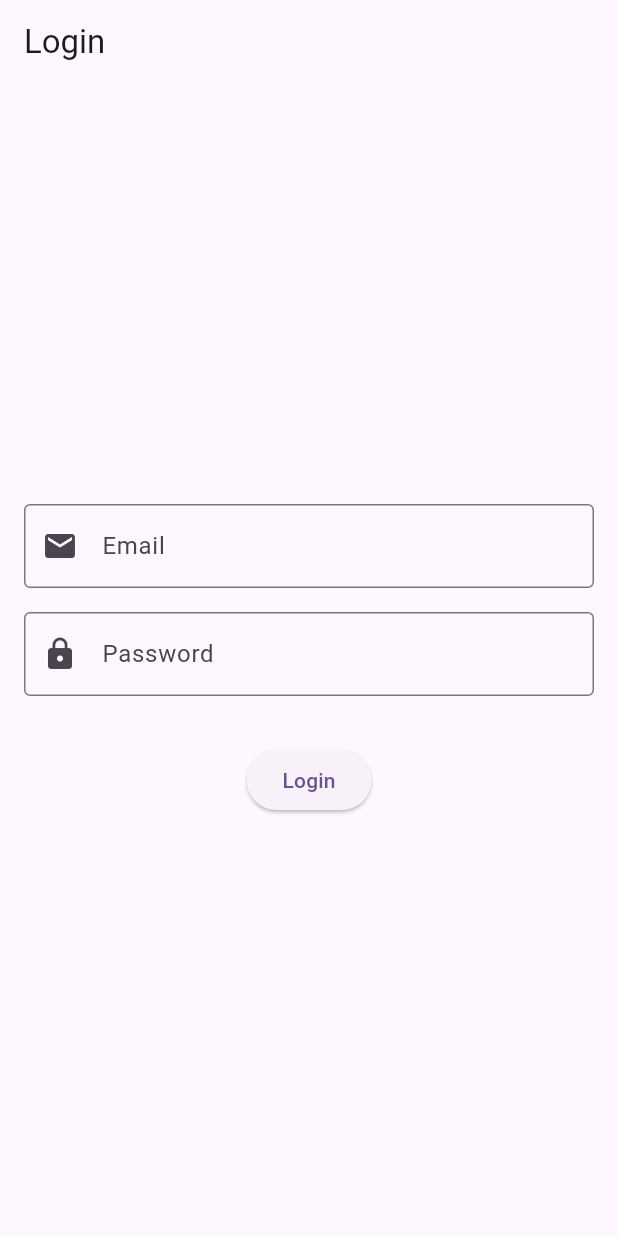
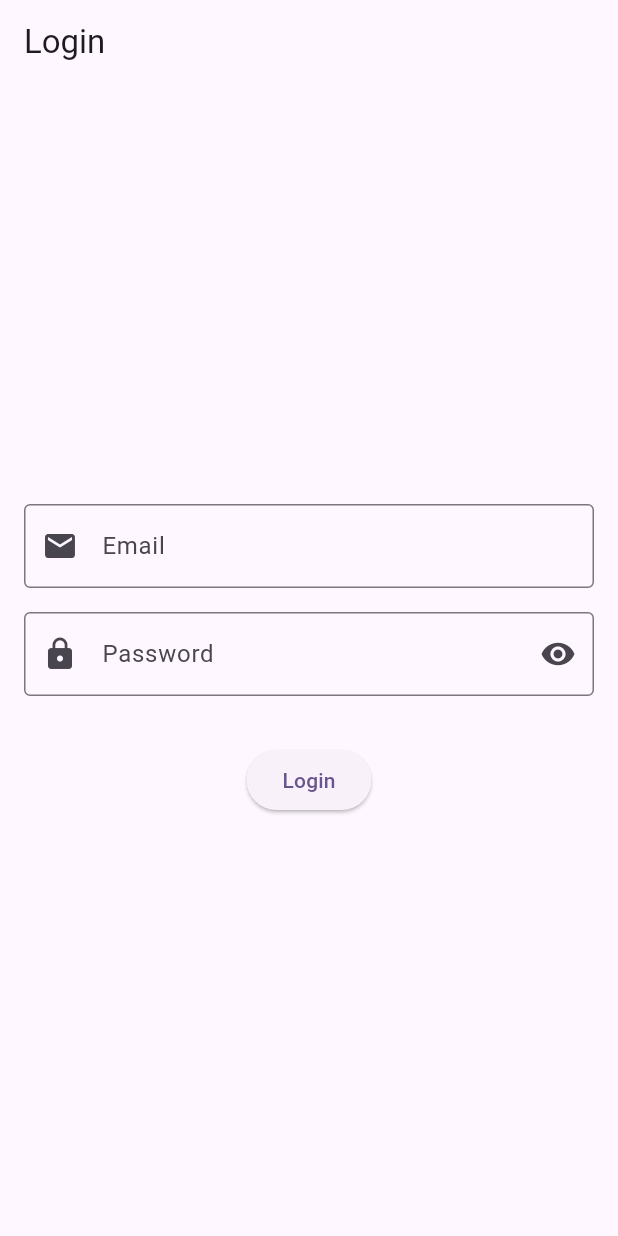
Before and after one commit to KhaledHossameldin/04academy-task-flutter, a Flutter app: the screen it shows after launch, on a phone screen of 412 x 824 dp. Run offline on Flutter 3.47's test engine with Material 2 defaults, Android fonts, the phone set to English and light mode, and no system bars.

Commit message:
added password textfield visibility

```diff
--- a/lib/presentation/screens/login.dart
+++ b/lib/presentation/screens/login.dart
@@ -19,10 +19,13 @@ class _LoginScreenState extends State<LoginScreen> {
   final _emailController = TextEditingController();
   final _passwordController = TextEditingController();
 
+  final _isHidden = ValueNotifier<bool>(false);
+
   @override
   void dispose() {
     _emailController.dispose();
     _passwordController.dispose();
+    _isHidden.value = false;
     super.dispose();
   }
 
@@ -49,12 +52,22 @@ class _LoginScreenState extends State<LoginScreen> {
                 ),
               ),
               16.emptyHeight,
-              TextFormField(
-                controller: _passwordController,
-                validator: _validators.password,
-                decoration: const InputDecoration(
-                  labelText: 'Password',
-                  prefixIcon: Icon(Icons.lock),
+              ValueListenableBuilder(
+                valueListenable: _isHidden,
+                builder: (context, value, child) => TextFormField(
+                  controller: _passwordController,
+                  validator: _validators.password,
+                  obscureText: value,
+                  decoration: InputDecoration(
+                    labelText: 'Password',
+                    prefixIcon: const Icon(Icons.lock),
+                    suffixIcon: IconButton(
+                      onPressed: () => _isHidden.value = !_isHidden.value,
+                      icon: Icon(
+                        value ? Icons.visibility_off : Icons.visibility,
+                      ),
+                    ),
+                  ),
                 ),
               ),
               32.emptyHeight,
--- a/lib/utilities/validators.dart
+++ b/lib/utilities/validators.dart
@@ -3,7 +3,7 @@ import 'extensions.dart';
 class Validators {
   // These two lines follow the Singleton design pattern as Validators will be
   // used across the application in case there is a register screen
-  static Validators instance = Validators._();
+  static final instance = Validators._();
   Validators._();
 
   // This function is used to validate Email Address anywhere in the entire
```
